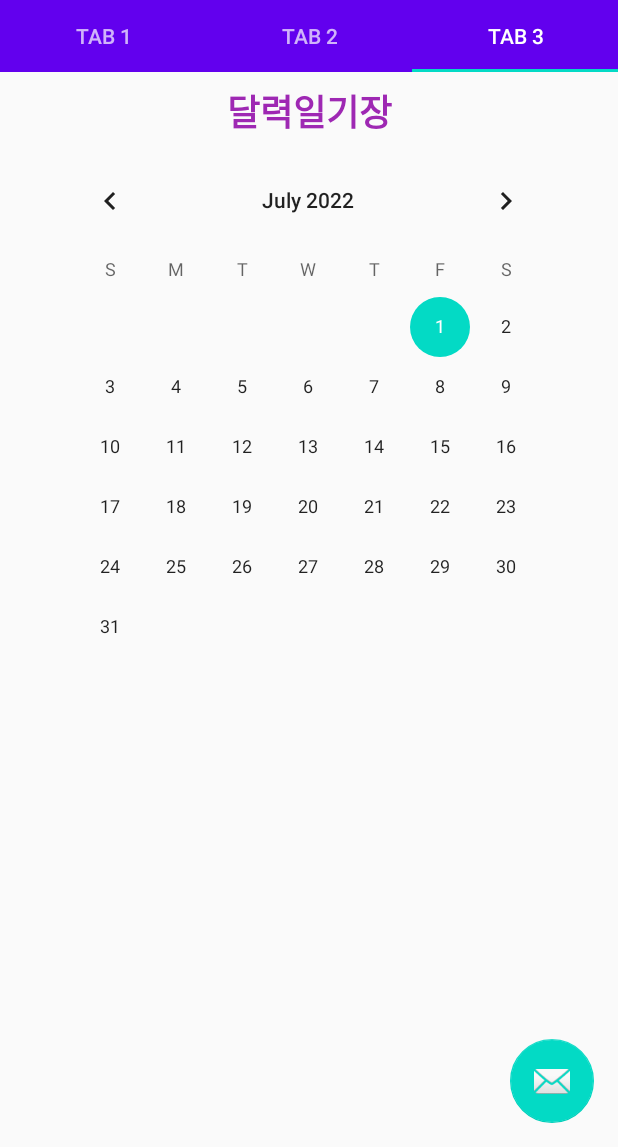
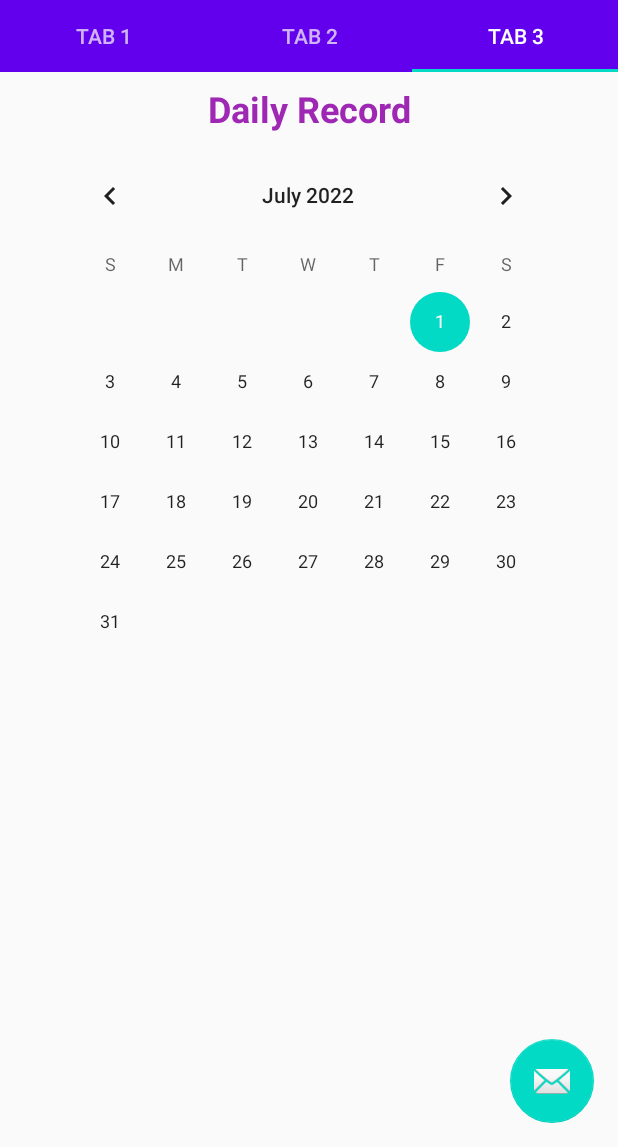
Before and after one commit to jjungnii/MadCamp_22S, an Android app: the screen it shows after launch (MainActivity), tab 3 chosen, on a phone screen of 412 x 824 dp, the part 89-1236 px from its top. Run offline under Robolectric (Android 15) with nearby library versions, the phone set to English and light mode, and no system bars.

Commit message:
Tab3: type korean & scroll

```diff
--- a/app/src/main/java/com/example/tabbedactivity/Tab3.java
+++ b/app/src/main/java/com/example/tabbedactivity/Tab3.java
@@ -85,6 +85,7 @@ public class Tab3 extends Fragment {
         textView2 = rootView.findViewById(R.id.textView2);
         textView3 = rootView.findViewById(R.id.textView3);
         contextEditText = rootView.findViewById(R.id.contextEditText);
+        contextEditText.setPrivateImeOptions( "defaultInputmode=korean;" );
 
         calendarView.setOnDateChangeListener(new CalendarView.OnDateChangeListener()
         {
--- a/app/src/main/res/layout/fragment_tab3.xml
+++ b/app/src/main/res/layout/fragment_tab3.xml
@@ -7,6 +7,9 @@
     android:layout_gravity="center"
     tools:context=".Tab3">
 
+    <ScrollView
+        android:layout_width="match_parent"
+        android:layout_height="match_parent">
         <!-- TODO: Update blank fragment layout -->
         <androidx.constraintlayout.widget.ConstraintLayout xmlns:android="http://schemas.android.com/apk/res/android"
             xmlns:app="http://schemas.android.com/apk/res-auto"
@@ -44,7 +47,8 @@
                 android:hint="내용을 입력하세요." android:layout_marginEnd="8dp" app:layout_constraintEnd_toEndOf="parent"
                 android:layout_marginRight="8dp" android:layout_marginStart="8dp"
                 app:layout_constraintStart_toStartOf="parent" android:layout_marginLeft="8dp"
-            android:visibility="invisible"/>
+                android:visibility="invisible"
+                android:privateImeOptions="defaultInputmode=korean"/>
 
             <TextView
                 android:layout_width="0dp"
@@ -64,7 +68,7 @@
                 android:layout_marginTop="8dp"
                 android:layout_marginEnd="8dp"
                 android:gravity="center"
-            android:text="달력일기장"
+                android:text="Daily Record"
                 android:textAppearance="@style/TextAppearance.AppCompat.Large"
                 android:textColor="#9E28B3"
                 android:textSize="24sp"
@@ -107,4 +111,5 @@
 
         </androidx.constraintlayout.widget.ConstraintLayout>
 
+    </ScrollView>
 </FrameLayout>
```
Lines whose indentation alone changed are shown as unchanged.
